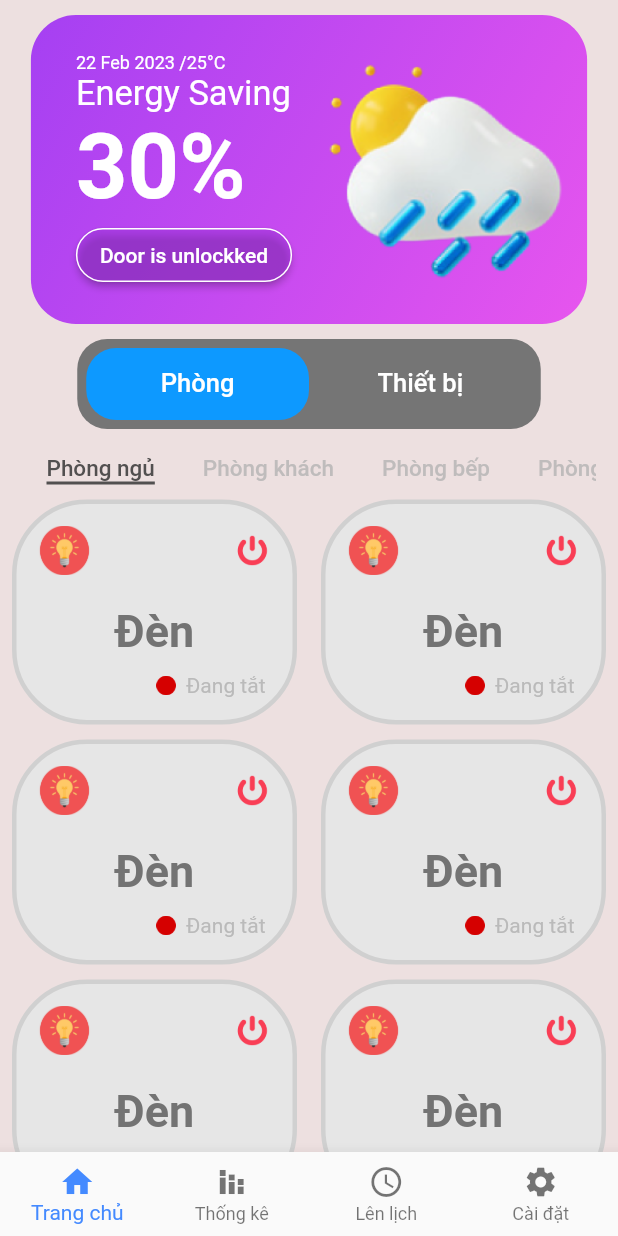
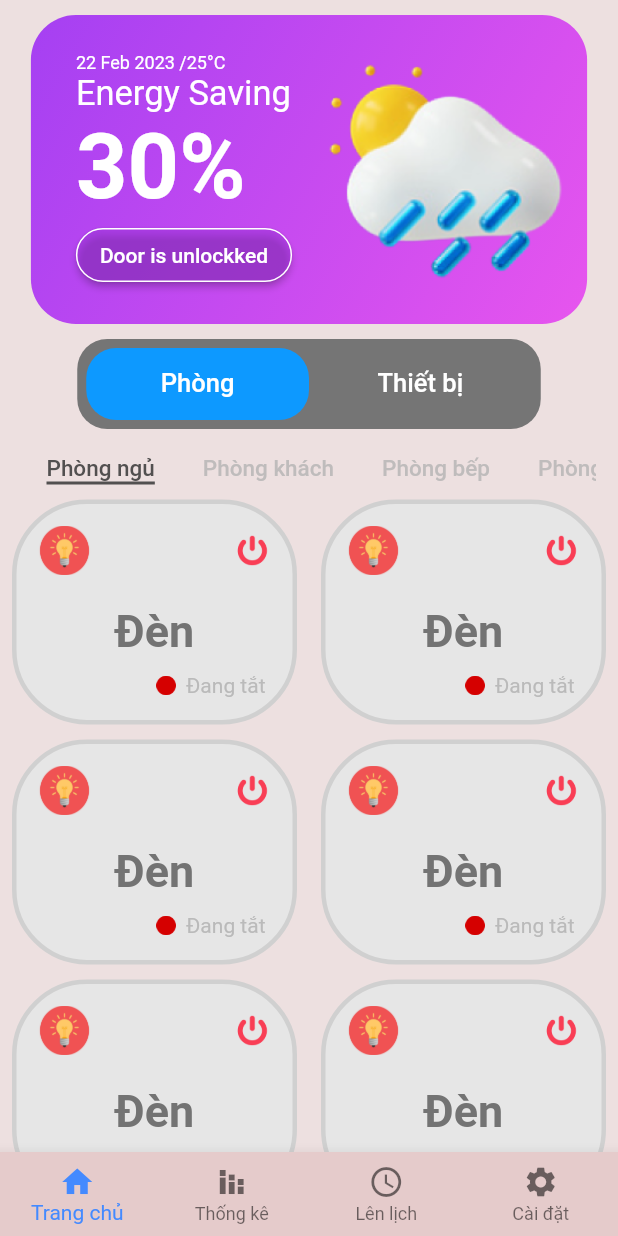
Before and after one commit to TranDuongGiaThinh/ProjectSmartHome, a Flutter app: the screen it shows after launch, after a tap on "Sign In", on a phone screen of 412 x 824 dp. Run offline on Flutter 3.47's test engine with Material 2 defaults, Android fonts, the light colour scheme and no system bars; our stand-ins replace cloud_firestore, firebase_core, fl_chart; accounts and stored records are empty.

Commit message:
change color background BottomNav

```diff
--- a/lib/models/constants.dart
+++ b/lib/models/constants.dart
@@ -26,7 +26,8 @@ class Constants{
 
   static String avatarDefault = "data/images/avt_default.png";
   static Color colorButton = Colors.blue;
-  static Color colorUserBackground = Colors.grey;
+  static Color colorUserBackground = const Color.fromARGB(255, 237, 224, 200);
+  static Color colorBottomNavBackground = const Color.fromARGB(255, 229, 203, 203);
   static Color colorLightBackground = const Color.fromARGB(255, 237, 224, 224);
   static Color colorDarkBackground = const Color.fromARGB(255, 32, 19, 100);
 
--- a/lib/views/bottom_nav.dart
+++ b/lib/views/bottom_nav.dart
@@ -1,4 +1,5 @@
 import 'package:flutter/material.dart';
+import 'package:smart_home/models/constants.dart';
 import 'package:smart_home/presenters/language_presenter.dart';
 
 class BottomNav extends StatelessWidget {
@@ -9,6 +10,7 @@ class BottomNav extends StatelessWidget {
   @override
   Widget build(BuildContext context) {
     return BottomNavigationBar(
+      backgroundColor: Constants.colorBottomNavBackground,
       type: BottomNavigationBarType.fixed,
       fixedColor: Colors.blueAccent,
 
```
